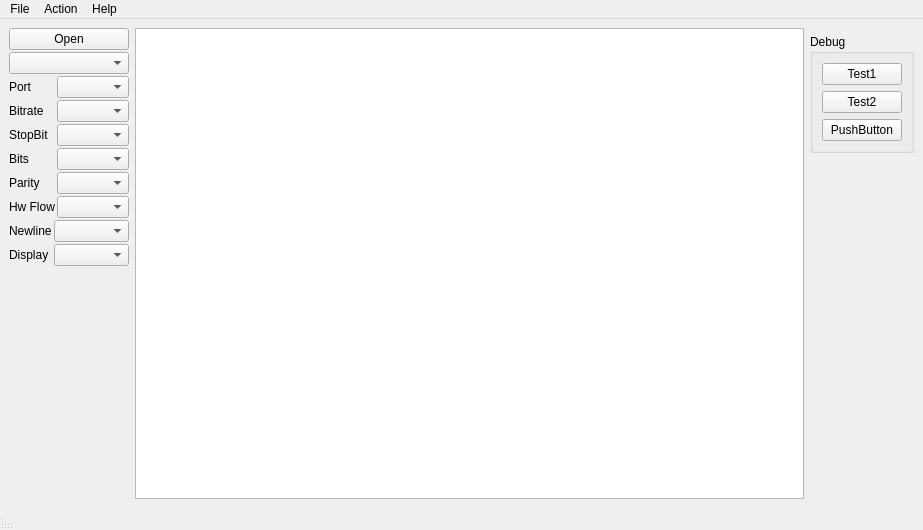
zonbrisad/makeplates, file tools/mpTerminal.ui: the form before one commit.
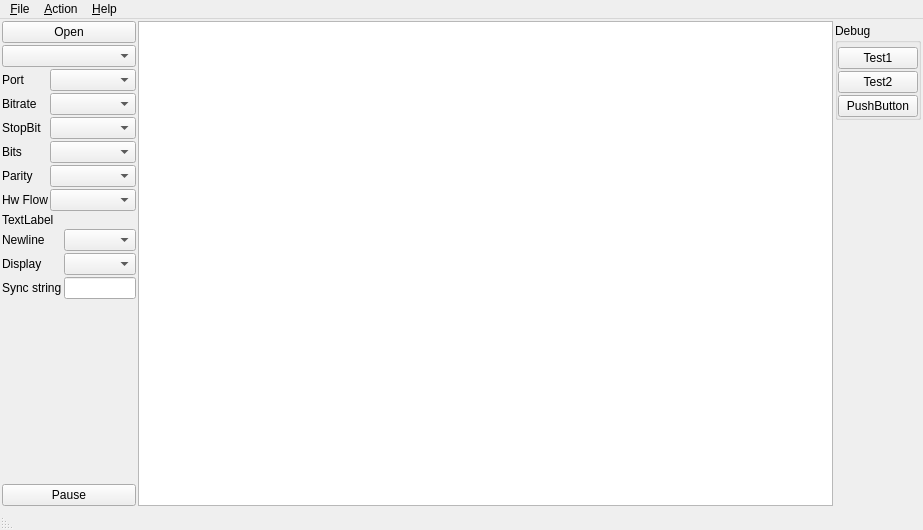
The form after the commit.

```diff
--- a/tools/mpTerminal.ui
+++ b/tools/mpTerminal.ui
@@ -15,6 +15,21 @@
   </property>
   <widget class="QWidget" name="centralwidget">
    <layout class="QHBoxLayout" name="horizontalLayout">
+    <property name="spacing">
+     <number>2</number>
+    </property>
+    <property name="leftMargin">
+     <number>2</number>
+    </property>
+    <property name="topMargin">
+     <number>2</number>
+    </property>
+    <property name="rightMargin">
+     <number>2</number>
+    </property>
+    <property name="bottomMargin">
+     <number>2</number>
+    </property>
     <item>
      <layout class="QVBoxLayout" name="verticalLayout_4">
       <property name="spacing">
@@ -117,6 +132,13 @@
         </item>
        </layout>
       </item>
+      <item>
+       <widget class="QLabel" name="label_8">
+        <property name="text">
+         <string>TextLabel</string>
+        </property>
+       </widget>
+      </item>
       <item>
        <layout class="QFormLayout" name="formLayout_2">
         <property name="horizontalSpacing">
@@ -145,6 +167,23 @@
         <item row="1" column="1">
          <widget class="QComboBox" name="cbDisplay"/>
         </item>
+        <item row="2" column="0">
+         <widget class="QLabel" name="lSync">
+          <property name="text">
+           <string>Sync string</string>
+          </property>
+         </widget>
+        </item>
+        <item row="2" column="1">
+         <widget class="QLineEdit" name="leSyncString">
+          <property name="sizePolicy">
+           <sizepolicy hsizetype="Ignored" vsizetype="Fixed">
+            <horstretch>0</horstretch>
+            <verstretch>0</verstretch>
+           </sizepolicy>
+          </property>
+         </widget>
+        </item>
        </layout>
       </item>
       <item>
@@ -160,6 +199,13 @@
         </property>
        </spacer>
       </item>
+      <item>
+       <widget class="QPushButton" name="pushButton_2">
+        <property name="text">
+         <string>Pause</string>
+        </property>
+       </widget>
+      </item>
      </layout>
     </item>
     <item>
@@ -173,6 +219,9 @@
     </item>
     <item>
      <layout class="QVBoxLayout" name="verticalLayout_3">
+      <property name="spacing">
+       <number>2</number>
+      </property>
       <item>
        <widget class="QWidget" name="widget" native="true"/>
       </item>
@@ -182,6 +231,21 @@
          <string>Debug</string>
         </property>
         <layout class="QVBoxLayout" name="verticalLayout_7">
+         <property name="spacing">
+          <number>2</number>
+         </property>
+         <property name="leftMargin">
+          <number>0</number>
+         </property>
+         <property name="topMargin">
+          <number>4</number>
+         </property>
+         <property name="rightMargin">
+          <number>0</number>
+         </property>
+         <property name="bottomMargin">
+          <number>0</number>
+         </property>
          <item>
           <widget class="QPushButton" name="bpTest1">
            <property name="text">
@@ -234,20 +298,20 @@
    </property>
    <widget class="QMenu" name="menuFile">
     <property name="title">
-     <string>File</string>
+     <string>&amp;File</string>
     </property>
     <addaction name="actionNew"/>
     <addaction name="actionExit"/>
    </widget>
    <widget class="QMenu" name="menuHelp">
     <property name="title">
-     <string>Help</string>
+     <string>&amp;Help</string>
     </property>
     <addaction name="actionAbout"/>
    </widget>
    <widget class="QMenu" name="menuAction">
     <property name="title">
-     <string>Action</string>
+     <string>&amp;Action</string>
     </property>
     <addaction name="actionClear"/>
     <addaction name="actionReset_port"/>
```
Left out of the diff: 23 changed lines with no effect on the pictures.
